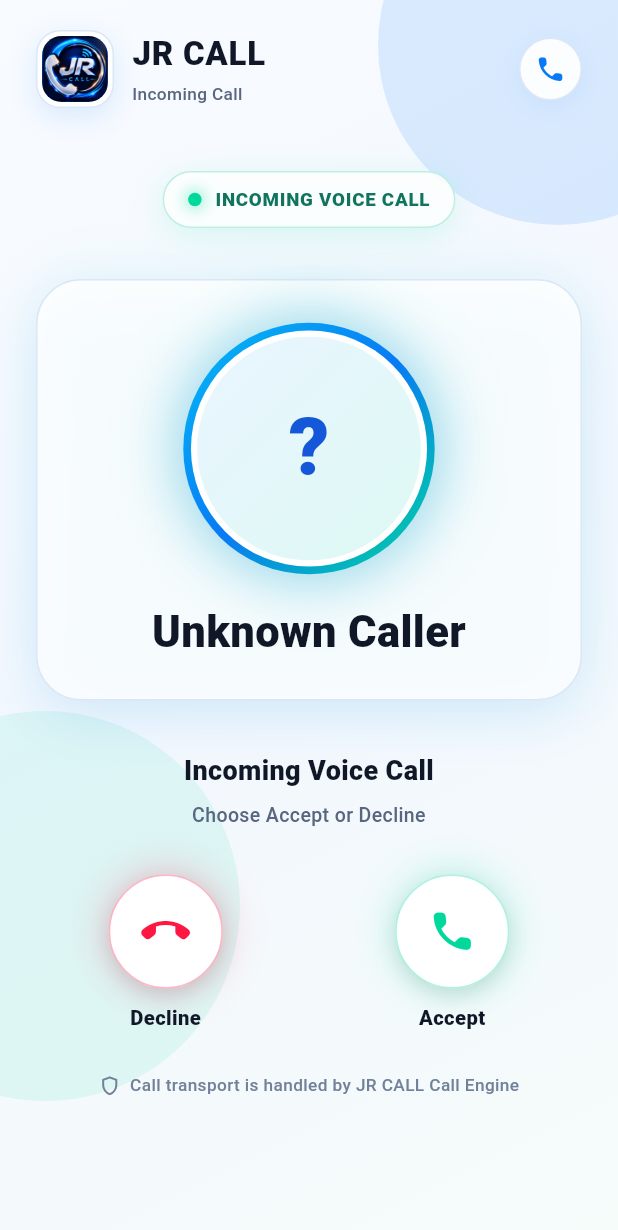
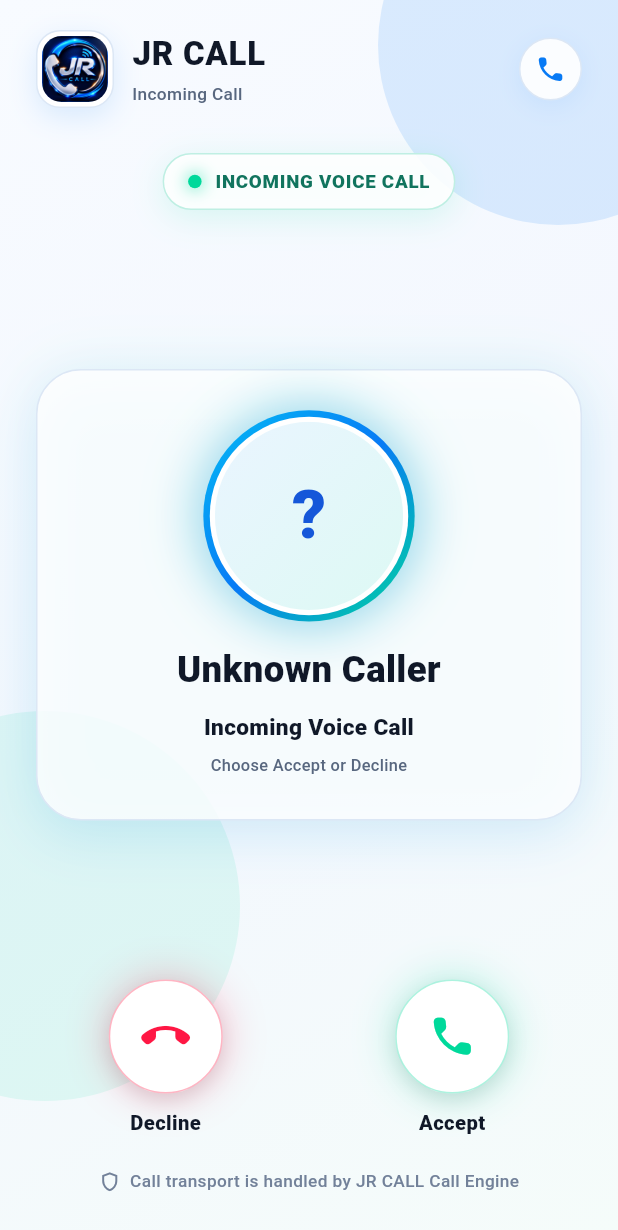
Before and after one commit to jrcall/JR-CALL, a Flutter app: the IncomingCallScreen screen opened directly with empty values, on a phone screen of 412 x 824 dp. Shown: the top 1230 px of the screen. Run offline on Flutter 3.47's test engine with Material 3 defaults, Android fonts, the phone set to English and light mode, and no system bars; our stand-ins replace cloud_firestore, cloud_functions, connectivity_plus, country_picker, firebase_auth, firebase_core and 8 more; missing offline and left inert: firebase_app_check, flutter_webrtc; accounts and stored records are empty; network calls fail.

Commit message:
Auto sync JR CALL 2026-09-10 02:06:16

```diff
--- a/lib/screens/incoming_call_screen.dart
+++ b/lib/screens/incoming_call_screen.dart
@@ -342,73 +342,72 @@ class _IncomingCallScreenState extends State<IncomingCallScreen>
                 BuildContext context,
                 BoxConstraints constraints,
                 ) {
+              final double availableHeight =
+                  constraints.maxHeight;
+
+              final double availableWidth =
+                  constraints.maxWidth;
+
+              final bool veryCompact =
+                  availableHeight < 590;
+
               final bool compact =
-                  constraints.maxHeight < 690;
+                  availableHeight < 690;
 
               final double horizontalPadding =
-              constraints.maxWidth < 360
+              availableWidth < 360
                   ? 18
                   : 24;
 
               return Stack(
+                fit: StackFit.expand,
                 children: <Widget>[
                   const Positioned.fill(
                     child: _IncomingBackground(),
                   ),
-                  SingleChildScrollView(
-                    physics:
-                    const BouncingScrollPhysics(),
+                  Padding(
                     padding: EdgeInsets.fromLTRB(
                       horizontalPadding,
-                      compact ? 14 : 20,
+                      compact ? 10 : 20,
                       horizontalPadding,
-                      compact ? 18 : 28,
-                    ),
-                    child: ConstrainedBox(
-                      constraints: BoxConstraints(
-                        minHeight:
-                        constraints.maxHeight -
-                            (compact ? 32 : 48),
+                      compact ? 12 : 28,
                     ),
                     child: Column(
                       children: <Widget>[
                         _buildBrandHeader(),
 
                         SizedBox(
-                            height:
-                            compact ? 22 : 42,
+                          height: veryCompact
+                              ? 8
+                              : compact
+                              ? 16
+                              : 30,
                         ),
 
                         _buildIncomingBadge(),
 
                         SizedBox(
-                            height:
-                            compact ? 20 : 34,
+                          height: veryCompact
+                              ? 8
+                              : compact
+                              ? 14
+                              : 24,
                         ),
 
-                          _buildCallerCard(
-                            compact: compact,
+                        Expanded(
+                          child: _buildLockedCenterContent(
+                            constraints,
+                            compact,
+                            veryCompact,
+                          ),
                         ),
 
                         SizedBox(
-                            height:
-                            compact ? 22 : 34,
-                          ),
-
-                          _buildCallInformation(),
-
-                          SizedBox(
-                            height:
-                            compact ? 20 : 30,
-                          ),
-
-                          if (_isProcessing)
-                            _buildProcessingState(),
-
-                          if (_isProcessing)
-                            SizedBox(
-                              height:
-                              compact ? 16 : 24,
+                          height: veryCompact
+                              ? 8
+                              : compact
+                              ? 14
+                              : 24,
                         ),
 
                         _buildCallActions(
@@ -416,18 +415,238 @@ class _IncomingCallScreenState extends State<IncomingCallScreen>
                         ),
 
                         SizedBox(
-                            height:
-                            compact ? 18 : 26,
+                          height: veryCompact
+                              ? 8
+                              : compact
+                              ? 12
+                              : 20,
                         ),
 
                         const _SecurityMessage(),
                       ],
                     ),
                   ),
-                  ),
                 ],
               );
             },
+          ),
+        ),
+      ),
+    );
+  }
+
+  Widget _buildLockedCenterContent(
+      BoxConstraints constraints,
+      bool compact,
+      bool veryCompact,
+      ) {
+    final double maxWidth =
+        constraints.maxWidth - 48;
+
+    final double avatarSize =
+    veryCompact
+        ? 92
+        : compact
+        ? 118
+        : 164;
+
+    final double cardPadding =
+    veryCompact
+        ? 12
+        : compact
+        ? 18
+        : 28;
+
+    return Center(
+      child: ConstrainedBox(
+        constraints: BoxConstraints(
+          maxWidth:
+          maxWidth.clamp(0.0, 520.0),
+          maxHeight:
+          constraints.maxHeight,
+        ),
+        child: Container(
+          width: double.infinity,
+          padding: EdgeInsets.symmetric(
+            horizontal: cardPadding,
+            vertical: cardPadding,
+          ),
+          decoration: BoxDecoration(
+            color: _surface.withValues(
+              alpha: 0.82,
+            ),
+            borderRadius:
+            BorderRadius.circular(
+              veryCompact ? 22 : 30,
+            ),
+            border:
+            Border.all(
+              color: _border,
+            ),
+            boxShadow:
+            const <BoxShadow>[
+              BoxShadow(
+                color: Color(0x1A087AF5),
+                blurRadius: 30,
+                offset: Offset(0, 12),
+              ),
+              BoxShadow(
+                color: Color(0x1200D99B),
+                blurRadius: 32,
+                offset: Offset(0, -2),
+              ),
+            ],
+          ),
+          child: FittedBox(
+            fit: BoxFit.scaleDown,
+            alignment: Alignment.center,
+            child: SizedBox(
+              width:
+              maxWidth.clamp(280.0, 520.0),
+              child: Column(
+                mainAxisSize:
+                MainAxisSize.min,
+                children: <Widget>[
+                  ScaleTransition(
+                    scale: _pulseAnimation,
+                    child:
+                    _buildCallerAvatar(
+                      size: avatarSize,
+                    ),
+                  ),
+
+                  SizedBox(
+                    height: veryCompact
+                        ? 10
+                        : compact
+                        ? 16
+                        : 24,
+                  ),
+
+                  Text(
+                    _safeCallerName,
+                    maxLines: 2,
+                    overflow:
+                    TextOverflow.ellipsis,
+                    textAlign:
+                    TextAlign.center,
+                    style: TextStyle(
+                      color: _textPrimary,
+                      fontSize: veryCompact
+                          ? 22
+                          : compact
+                          ? 25
+                          : 29,
+                      fontWeight:
+                      FontWeight.w900,
+                      height: 1.08,
+                    ),
+                  ),
+
+                  if (_safeCallerId != null)
+                    ...<Widget>[
+                      SizedBox(
+                        height:
+                        veryCompact
+                            ? 5
+                            : 8,
+                      ),
+                      Container(
+                        constraints:
+                        const BoxConstraints(
+                          maxWidth: 270,
+                        ),
+                        padding:
+                        const EdgeInsets
+                            .symmetric(
+                          horizontal: 13,
+                          vertical: 7,
+                        ),
+                        decoration:
+                        BoxDecoration(
+                          color:
+                          const Color(
+                            0xFFF1F6FF,
+                          ),
+                          borderRadius:
+                          BorderRadius
+                              .circular(
+                            22,
+                          ),
+                        ),
+                        child: Text(
+                          _safeCallerId!,
+                          maxLines: 1,
+                          overflow:
+                          TextOverflow
+                              .ellipsis,
+                          textAlign:
+                          TextAlign.center,
+                          style:
+                          const TextStyle(
+                            color: _deepBlue,
+                            fontSize: 12.5,
+                            fontWeight:
+                            FontWeight.w700,
+                          ),
+                        ),
+                      ),
+                    ],
+
+                  SizedBox(
+                    height: veryCompact
+                        ? 8
+                        : compact
+                        ? 12
+                        : 18,
+                  ),
+
+                  Text(
+                    _callLabel,
+                    textAlign:
+                    TextAlign.center,
+                    style: TextStyle(
+                      color: _textPrimary,
+                      fontSize: veryCompact
+                          ? 15
+                          : compact
+                          ? 17
+                          : 18,
+                      fontWeight:
+                      FontWeight.w800,
+                    ),
+                  ),
+
+                  const SizedBox(
+                    height: 7,
+                  ),
+
+                  const Text(
+                    'Choose Accept or Decline',
+                    textAlign:
+                    TextAlign.center,
+                    style: TextStyle(
+                      color:
+                      _textSecondary,
+                      fontSize: 13,
+                      fontWeight:
+                      FontWeight.w500,
+                    ),
+                  ),
+
+                  if (_isProcessing)
+                    ...<Widget>[
+                      SizedBox(
+                        height:
+                        veryCompact
+                            ? 8
+                            : 14,
+                      ),
+                      _buildProcessingState(),
+                    ],
+                ],
+              ),
+            ),
           ),
         ),
       ),
@@ -444,14 +663,16 @@ class _IncomingCallScreenState extends State<IncomingCallScreen>
         Container(
           width: 52,
           height: 52,
-          padding: const EdgeInsets.all(3),
+          padding:
+          const EdgeInsets.all(3),
           decoration: BoxDecoration(
             color: _surface,
             borderRadius:
             BorderRadius.circular(16),
             border:
             Border.all(color: _border),
-            boxShadow: const <BoxShadow>[
+            boxShadow:
+            const <BoxShadow>[
               BoxShadow(
                 color: Color(0x22087AF5),
                 blurRadius: 16,
@@ -471,8 +692,10 @@ class _IncomingCallScreenState extends State<IncomingCallScreen>
                   StackTrace? stackTrace,
                   ) {
                 return const DecoratedBox(
-                  decoration: BoxDecoration(
-                    gradient: LinearGradient(
+                  decoration:
+                  BoxDecoration(
+                    gradient:
+                    LinearGradient(
                       begin:
                       Alignment.topLeft,
                       end:
@@ -485,7 +708,8 @@ class _IncomingCallScreenState extends State<IncomingCallScreen>
                   ),
                   child: Center(
                     child: Icon(
-                      Icons.phone_in_talk_rounded,
+                      Icons
+                          .phone_in_talk_rounded,
                       color: Colors.white,
                       size: 27,
                     ),
@@ -525,7 +749,8 @@ class _IncomingCallScreenState extends State<IncomingCallScreen>
                 overflow:
                 TextOverflow.ellipsis,
                 style: TextStyle(
-                  color: _textSecondary,
+                  color:
+                  _textSecondary,
                   fontSize: 11.5,
                   fontWeight:
                   FontWeight.w500,
@@ -538,13 +763,15 @@ class _IncomingCallScreenState extends State<IncomingCallScreen>
           width: 42,
           height: 42,
           decoration: BoxDecoration(
-            color: _surface.withValues(
+            color:
+            _surface.withValues(
               alpha: 0.92,
             ),
             shape: BoxShape.circle,
             border:
             Border.all(color: _border),
-            boxShadow: const <BoxShadow>[
+            boxShadow:
+            const <BoxShadow>[
               BoxShadow(
                 color: Color(0x14087AF5),
                 blurRadius: 13,
@@ -570,20 +797,25 @@ class _IncomingCallScreenState extends State<IncomingCallScreen>
 
   Widget _buildIncomingBadge() {
     return Container(
-      padding: const EdgeInsets.symmetric(
+      padding:
+      const EdgeInsets.symmetric(
         horizontal: 16,
         vertical: 9,
       ),
       decoration: BoxDecoration(
-        color: _surface.withValues(
+        color:
+        _surface.withValues(
           alpha: 0.88,
         ),
         borderRadius:
         BorderRadius.circular(40),
         border: Border.all(
-          color: const Color(0xFFBFEFE3),
+          color: const Color(
+            0xFFBFEFE3,
           ),
-        boxShadow: const <BoxShadow>[
+        ),
+        boxShadow:
+        const <BoxShadow>[
           BoxShadow(
             color: Color(0x2200D99B),
             blurRadius: 18,
@@ -592,7 +824,8 @@ class _IncomingCallScreenState extends State<IncomingCallScreen>
         ],
       ),
       child: Row(
-        mainAxisSize: MainAxisSize.min,
+        mainAxisSize:
+        MainAxisSize.min,
         children: <Widget>[
           Container(
             width: 9,
@@ -601,7 +834,8 @@ class _IncomingCallScreenState extends State<IncomingCallScreen>
             const BoxDecoration(
               color: _callGreen,
               shape: BoxShape.circle,
-              boxShadow: <BoxShadow>[
+              boxShadow:
+              <BoxShadow>[
                 BoxShadow(
                   color:
                   Color(0x6600D99B),
@@ -622,7 +856,8 @@ class _IncomingCallScreenState extends State<IncomingCallScreen>
               maxLines: 1,
               overflow:
               TextOverflow.ellipsis,
-              style: const TextStyle(
+              style:
+              const TextStyle(
                 color:
                 Color(0xFF11745E),
                 fontSize: 12.5,
@@ -638,118 +873,6 @@ class _IncomingCallScreenState extends State<IncomingCallScreen>
   }
 
   // =============================================================
-  // Caller Card
-  // =============================================================
-
-  Widget _buildCallerCard({
-    required bool compact,
-  }) {
-    final double avatarSize =
-    compact ? 136 : 164;
-
-    return Container(
-      width: double.infinity,
-      padding: EdgeInsets.symmetric(
-        horizontal: 20,
-        vertical: compact ? 22 : 30,
-      ),
-      decoration: BoxDecoration(
-        color: _surface.withValues(
-          alpha: 0.82,
-        ),
-        borderRadius:
-        BorderRadius.circular(30),
-        border:
-        Border.all(color: _border),
-        boxShadow: const <BoxShadow>[
-          BoxShadow(
-            color: Color(0x1A087AF5),
-            blurRadius: 30,
-            offset: Offset(0, 12),
-          ),
-          BoxShadow(
-            color: Color(0x1200D99B),
-            blurRadius: 32,
-            offset: Offset(0, -2),
-          ),
-        ],
-      ),
-      child: Column(
-        children: <Widget>[
-          ScaleTransition(
-            scale: _pulseAnimation,
-            child: _buildCallerAvatar(
-              size: avatarSize,
-            ),
-          ),
-          SizedBox(
-            height: compact ? 18 : 24,
-          ),
-          Text(
-            _safeCallerName,
-            maxLines: 2,
-            overflow:
-            TextOverflow.ellipsis,
-            textAlign: TextAlign.center,
-            style: TextStyle(
-              color: _textPrimary,
-              fontSize:
-              compact ? 25 : 29,
-              fontWeight:
-              FontWeight.w900,
-              height: 1.08,
-            ),
-          ),
-          if (_safeCallerId != null)
-            ...<Widget>[
-              const SizedBox(
-                height: 8,
-              ),
-              Container(
-                constraints:
-                const BoxConstraints(
-                  maxWidth: 270,
-                ),
-                padding:
-                const EdgeInsets.symmetric(
-                  horizontal: 13,
-                  vertical: 7,
-                ),
-                decoration:
-                BoxDecoration(
-                  color:
-                  const Color(
-                    0xFFF1F6FF,
-                  ),
-                  borderRadius:
-                  BorderRadius.circular(
-                    22,
-                  ),
-                ),
-                child: Text(
-                  _safeCallerId!,
-                  maxLines: 1,
-                  overflow:
-                  TextOverflow
-                      .ellipsis,
-                  textAlign:
-                  TextAlign.center,
-                  style:
-                  const TextStyle(
-                    color: _deepBlue,
-                    fontSize: 12.5,
-                    fontWeight:
-                    FontWeight.w700,
-                  ),
-                ),
-              ),
-            ],
-        ],
-      ),
-    );
-  }
-
-  // =============================================================
   // Caller Avatar
   // =============================================================
 
@@ -759,7 +882,8 @@ class _IncomingCallScreenState extends State<IncomingCallScreen>
     return Container(
       width: size,
       height: size,
-      padding: const EdgeInsets.all(5),
+      padding:
+      const EdgeInsets.all(5),
       decoration:
       const BoxDecoration(
         shape: BoxShape.circle,
@@ -786,15 +910,16 @@ class _IncomingCallScreenState extends State<IncomingCallScreen>
         ],
       ),
       child: Container(
-        padding: const EdgeInsets.all(4),
+        padding:
+        const EdgeInsets.all(4),
         decoration:
         const BoxDecoration(
           shape: BoxShape.circle,
           color: Colors.white,
         ),
         child: ClipOval(
-          child: _safeCallerPhotoUrl ==
-              null
+          child:
+          _safeCallerPhotoUrl == null
               ? _buildAvatarFallback()
               : Image.network(
             _safeCallerPhotoUrl!,
@@ -804,10 +929,10 @@ class _IncomingCallScreenState extends State<IncomingCallScreen>
             errorBuilder: (
                 BuildContext context,
                 Object error,
-                StackTrace?
-                stackTrace,
+                StackTrace? stackTrace,
                 ) {
-              return _buildAvatarFallback();
+              return
+                _buildAvatarFallback();
             },
           ),
         ),
@@ -842,40 +967,6 @@ class _IncomingCallScreenState extends State<IncomingCallScreen>
   }
 
   // =============================================================
-  // Call Information
-  // =============================================================
-
-  Widget _buildCallInformation() {
-    return Column(
-      children: <Widget>[
-        Text(
-          _callLabel,
-          textAlign: TextAlign.center,
-          style: const TextStyle(
-            color: _textPrimary,
-            fontSize: 18,
-            fontWeight:
-            FontWeight.w800,
-          ),
-        ),
-        const SizedBox(
-          height: 7,
-        ),
-        const Text(
-          'Choose Accept or Decline',
-          textAlign: TextAlign.center,
-          style: TextStyle(
-            color: _textSecondary,
-            fontSize: 13,
-            fontWeight:
-            FontWeight.w500,
-          ),
-        ),
-      ],
-    );
-  }
-
-  // =============================================================
   // Processing
   // =============================================================
 
@@ -887,7 +978,8 @@ class _IncomingCallScreenState extends State<IncomingCallScreen>
         vertical: 10,
       ),
       decoration: BoxDecoration(
-        color: _surface.withValues(
+        color:
+        _surface.withValues(
           alpha: 0.82,
         ),
         borderRadius:
@@ -896,7 +988,8 @@ class _IncomingCallScreenState extends State<IncomingCallScreen>
         Border.all(color: _border),
       ),
       child: Row(
-        mainAxisSize: MainAxisSize.min,
+        mainAxisSize:
+        MainAxisSize.min,
         children: <Widget>[
           const SizedBox(
             width: 17,
@@ -915,8 +1008,10 @@ class _IncomingCallScreenState extends State<IncomingCallScreen>
               _accepting
                   ? 'Accepting call...'
                   : 'Declining call...',
-              style: const TextStyle(
-                color: _textSecondary,
+              style:
+              const TextStyle(
+                color:
+                _textSecondary,
                 fontSize: 13,
                 fontWeight:
                 FontWeight.w600,
@@ -995,7 +1090,8 @@ class _IncomingCallScreenState extends State<IncomingCallScreen>
 // Premium Incoming Call Action
 // ===============================================================
 
-class _PremiumCallAction extends StatelessWidget {
+class _PremiumCallAction
+    extends StatelessWidget {
   const _PremiumCallAction({
     required this.semanticsLabel,
     required this.label,
@@ -1034,7 +1130,8 @@ class _PremiumCallAction extends StatelessWidget {
       label: semanticsLabel,
       child: AnimatedOpacity(
         opacity: enabled ? 1 : 0.45,
-        duration: const Duration(
+        duration:
+        const Duration(
           milliseconds: 160,
         ),
         child: Column(
@@ -1123,7 +1220,8 @@ class _PremiumCallAction extends StatelessWidget {
 // Background Decoration
 // ===============================================================
 
-class _IncomingBackground extends StatelessWidget {
+class _IncomingBackground
+    extends StatelessWidget {
   const _IncomingBackground();
 
   @override
@@ -1166,7 +1264,8 @@ class _IncomingBackground extends StatelessWidget {
   }
 }
 
-class _GlowOrb extends StatelessWidget {
+class _GlowOrb
+    extends StatelessWidget {
   const _GlowOrb({
     required this.size,
     required this.color,
@@ -1182,7 +1281,8 @@ class _GlowOrb extends StatelessWidget {
       child: Container(
         width: size,
         height: size,
-        decoration: BoxDecoration(
+        decoration:
+        BoxDecoration(
           color: color,
           shape: BoxShape.circle,
         ),
@@ -1195,7 +1295,8 @@ class _GlowOrb extends StatelessWidget {
 // Call Engine Information
 // ===============================================================
 
-class _SecurityMessage extends StatelessWidget {
+class _SecurityMessage
+    extends StatelessWidget {
   const _SecurityMessage();
 
   @override
@@ -1207,7 +1308,8 @@ class _SecurityMessage extends StatelessWidget {
         Icon(
           Icons.shield_outlined,
           size: 15,
-          color: Color(0xFF728199),
+          color:
+          Color(0xFF728199),
         ),
         SizedBox(
           width: 6,
```
Lines whose indentation alone changed are shown as unchanged.
